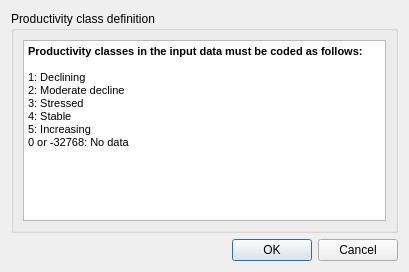
This is LDMP/gui/DlgDataIOImportProd.ui in ConservationInternational/trends.earth as Qt 5 draws it before an edit. The edited form follows.
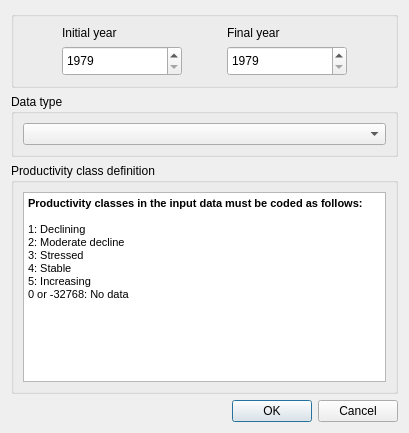
This is the edited form.

Commit message: Improve LPD data import tool (initial final years, data type)

```diff
--- a/LDMP/gui/DlgDataIOImportProd.ui
+++ b/LDMP/gui/DlgDataIOImportProd.ui
@@ -10,7 +10,7 @@
     <x>0</x>
     <y>0</y>
     <width>409</width>
-    <height>272</height>
+    <height>433</height>
    </rect>
   </property>
   <property name="sizePolicy">
@@ -26,6 +26,103 @@
    <bool>true</bool>
   </property>
   <layout class="QVBoxLayout" name="verticalLayout">
+   <item>
+    <widget class="QGroupBox" name="groupBox_2">
+     <property name="title">
+      <string/>
+     </property>
+     <layout class="QGridLayout" name="gridLayout">
+      <item row="0" column="0">
+       <widget class="QLabel" name="label">
+        <property name="text">
+         <string>Initial year</string>
+        </property>
+       </widget>
+      </item>
+      <item row="0" column="1">
+       <widget class="QLabel" name="label_2">
+        <property name="text">
+         <string>Final year</string>
+        </property>
+       </widget>
+      </item>
+      <item row="1" column="0">
+       <widget class="QSpinBox" name="spinBox_year_initial">
+        <property name="sizePolicy">
+         <sizepolicy hsizetype="Minimum" vsizetype="Minimum">
+          <horstretch>0</horstretch>
+          <verstretch>0</verstretch>
+         </sizepolicy>
+        </property>
+        <property name="minimumSize">
+         <size>
+          <width>100</width>
+          <height>30</height>
+         </size>
+        </property>
+        <property name="maximumSize">
+         <size>
+          <width>120</width>
+          <height>16777215</height>
+         </size>
+        </property>
+        <property name="specialValueText">
+         <string notr="true"/>
+        </property>
+        <property name="minimum">
+         <number>1979</number>
+        </property>
+        <property name="maximum">
+         <number>2040</number>
+        </property>
+       </widget>
+      </item>
+      <item row="1" column="1">
+       <widget class="QSpinBox" name="spinBox_year_final">
+        <property name="sizePolicy">
+         <sizepolicy hsizetype="Minimum" vsizetype="Minimum">
+          <horstretch>0</horstretch>
+          <verstretch>0</verstretch>
+         </sizepolicy>
+        </property>
+        <property name="minimumSize">
+         <size>
+          <width>100</width>
+          <height>30</height>
+         </size>
+        </property>
+        <property name="maximumSize">
+         <size>
+          <width>120</width>
+          <height>16777215</height>
+         </size>
+        </property>
+        <property name="specialValueText">
+         <string notr="true"/>
+        </property>
+        <property name="minimum">
+         <number>1979</number>
+        </property>
+        <property name="maximum">
+         <number>2040</number>
+        </property>
+       </widget>
+      </item>
+     </layout>
+    </widget>
+   </item>
+   <item>
+    <widget class="QGroupBox" name="groupBox">
+     <property name="title">
+      <string>Data type</string>
+     </property>
+     <layout class="QVBoxLayout" name="verticalLayout_2">
+      <item>
+       <widget class="QComboBox" name="datatype_cb"/>
+      </item>
+     </layout>
+    </widget>
+   </item>
    <item>
     <widget class="QGroupBox" name="groupBox_lc_agg">
      <property name="enabled">
@@ -53,7 +150,7 @@
          <string>&lt;!DOCTYPE HTML PUBLIC &quot;-//W3C//DTD HTML 4.0//EN&quot; &quot;http://www.w3.org/TR/REC-html40/strict.dtd&quot;&gt;
 &lt;html&gt;&lt;head&gt;&lt;meta name=&quot;qrichtext&quot; content=&quot;1&quot; /&gt;&lt;style type=&quot;text/css&quot;&gt;
 p, li { white-space: pre-wrap; }
-&lt;/style&gt;&lt;/head&gt;&lt;body style=&quot; font-family:'MS Shell Dlg 2'; font-size:8.25pt; font-weight:400; font-style:normal;&quot;&gt;
+&lt;/style&gt;&lt;/head&gt;&lt;body style=&quot; font-family:'MS Shell Dlg 2'; font-size:12pt; font-weight:400; font-style:normal;&quot;&gt;
 &lt;p style=&quot; margin-top:0px; margin-bottom:0px; margin-left:0px; margin-right:0px; -qt-block-indent:0; text-indent:0px;&quot;&gt;&lt;span style=&quot; font-size:8pt; font-weight:600;&quot;&gt;Productivity classes in the input data must be coded as follows:&lt;/span&gt;&lt;/p&gt;
 &lt;p style=&quot;-qt-paragraph-type:empty; margin-top:0px; margin-bottom:0px; margin-left:0px; margin-right:0px; -qt-block-indent:0; text-indent:0px; font-size:8pt;&quot;&gt;&lt;br /&gt;&lt;/p&gt;
 &lt;p style=&quot; margin-top:0px; margin-bottom:0px; margin-left:0px; margin-right:0px; -qt-block-indent:0; text-indent:0px;&quot;&gt;&lt;span style=&quot; font-size:8pt;&quot;&gt;1: Declining&lt;/span&gt;&lt;/p&gt;
```
The commit also changes 3 other files.
